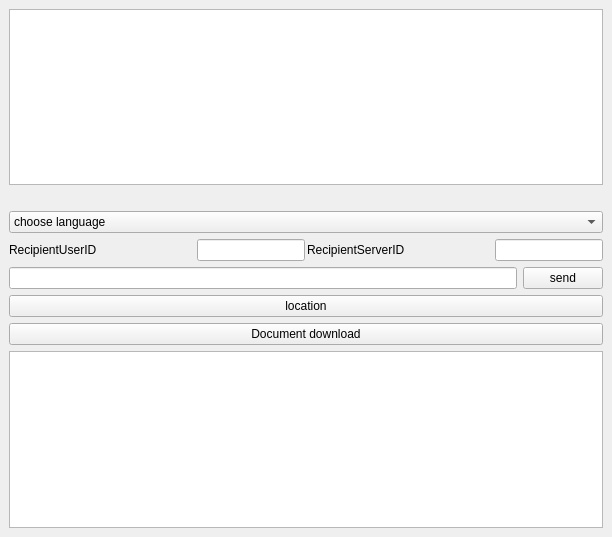
First picture: the form in GUI/chatwindow.ui, repository Don27san/ikomm-Gruppe2, before the edit.
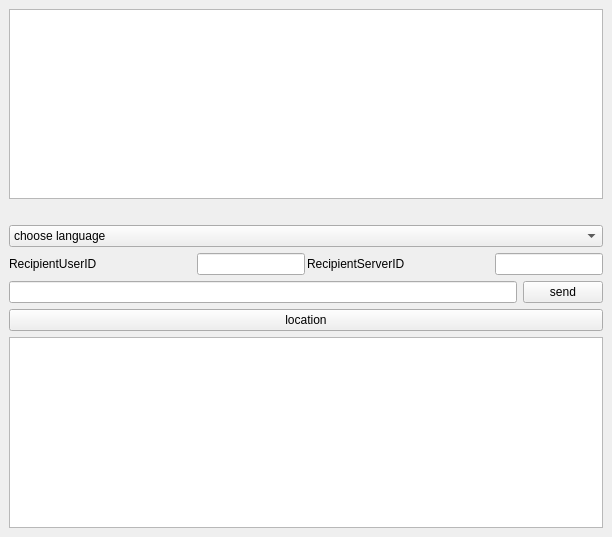
Second picture: the form after the edit.

Commit message: download weg, jetzt document download durch link in chatlabel

```diff
--- a/GUI/chatwindow.ui
+++ b/GUI/chatwindow.ui
@@ -133,13 +133,6 @@
       </property>
      </widget>
     </item>
-    <item>
-     <widget class="QPushButton" name="downloadButton">
-      <property name="text">
-       <string>Document download</string>
-      </property>
-     </widget>
-    </item>
     <item>
      <widget class="QTextBrowser" name="status"/>
     </item>
```
The commit also changes 2 other files.
